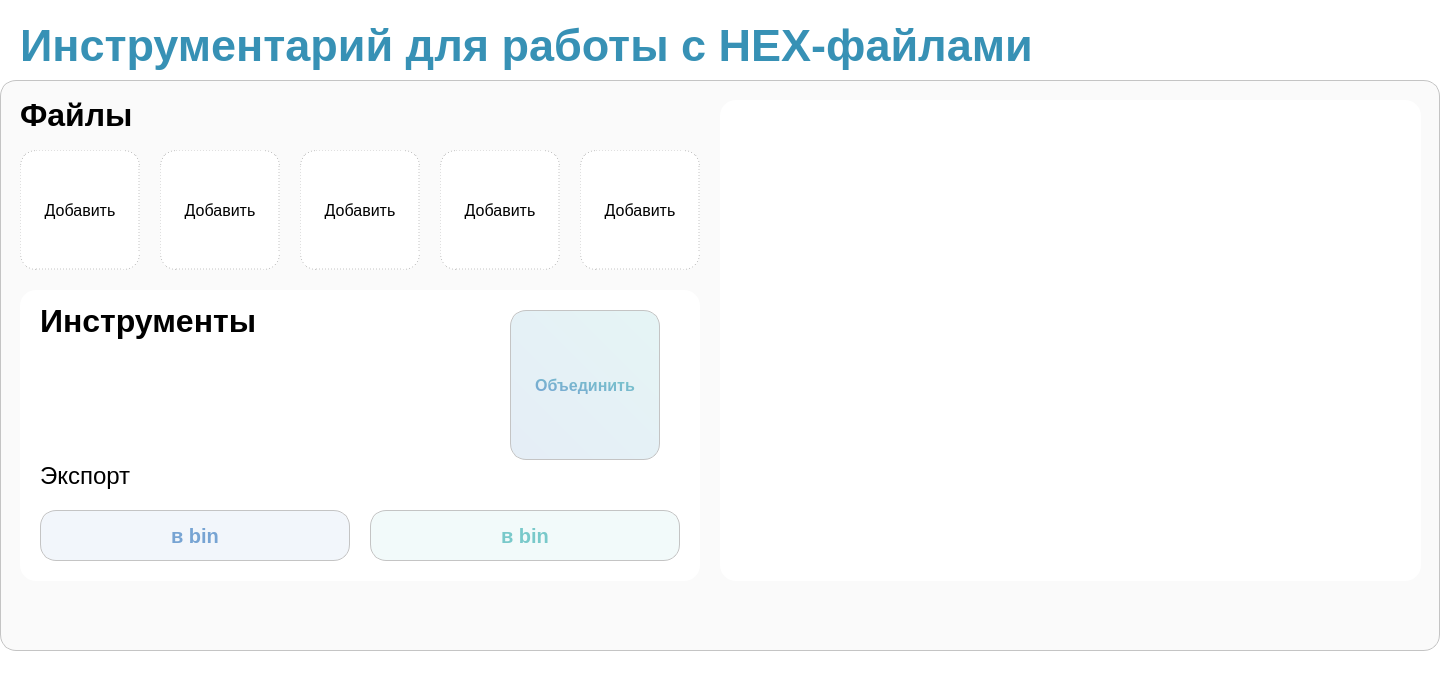
The window that ui/design.ui (stsln/hex_file_tools) describes before a commit, drawn with Qt 5.
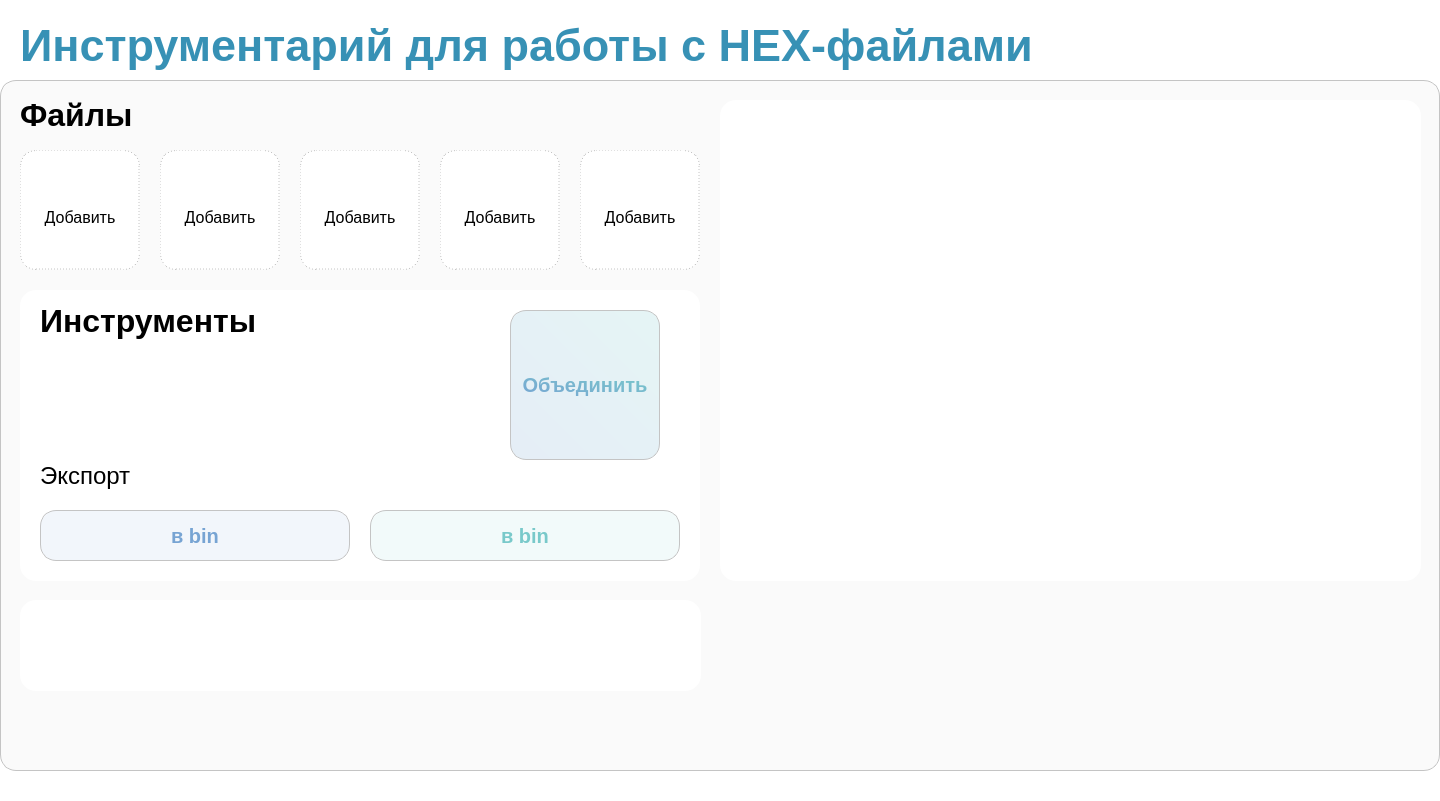
The same window after the commit. Icons and pictures are not drawn.

Commit message: Изучение Qt Designer.

What changed in the file:
```diff
--- a/ui/design.ui
+++ b/ui/design.ui
@@ -7,7 +7,7 @@
     <x>0</x>
     <y>0</y>
     <width>1440</width>
-    <height>700</height>
+    <height>801</height>
    </rect>
   </property>
   <property name="minimumSize">
@@ -25,6 +25,9 @@
   <property name="windowTitle">
    <string>HEX files tools</string>
   </property>
+  <property name="toolButtonStyle">
+   <enum>Qt::ToolButtonTextUnderIcon</enum>
+  </property>
   <widget class="QWidget" name="centralwidget">
    <property name="minimumSize">
     <size>
@@ -47,7 +50,7 @@
       <x>0</x>
       <y>80</y>
       <width>1440</width>
-      <height>571</height>
+      <height>691</height>
      </rect>
     </property>
     <property name="styleSheet">
@@ -235,9 +238,10 @@
       <property name="styleSheet">
        <string notr="true">QToolButton
 {
+	padding: 0;
 	font-family: 'Inter';
 	font-weight: 600;
-	font-size: 16px;
+	font-size: 20px;
 	color: qlineargradient(spread:pad, x1:0, y1:1, x2:1, y2:0, stop:0 rgba(119, 164, 211, 255), stop:1 rgba(121, 201, 202, 255));
 	background-color: qlineargradient(spread:pad, x1:0, y1:1, x2:1, y2:0, stop:0 rgba(119, 164, 211, 49), stop:1 rgba(121, 201, 202, 49));
 	border: 1px solid #C4C4C4;
@@ -264,19 +268,31 @@
       </property>
       <property name="iconSize">
        <size>
-        <width>80</width>
-        <height>80</height>
+        <width>100</width>
+        <height>100</height>
        </size>
       </property>
       <property name="checkable">
        <bool>false</bool>
       </property>
+      <property name="checked">
+       <bool>false</bool>
+      </property>
       <property name="autoRepeat">
        <bool>false</bool>
       </property>
       <property name="autoExclusive">
        <bool>false</bool>
       </property>
+      <property name="autoRepeatInterval">
+       <number>100</number>
+      </property>
+      <property name="popupMode">
+       <enum>QToolButton::DelayedPopup</enum>
+      </property>
+      <property name="toolButtonStyle">
+       <enum>Qt::ToolButtonTextUnderIcon</enum>
+      </property>
      </widget>
     </widget>
     <widget class="QFrame" name="files">
@@ -307,6 +323,7 @@
 
 QToolButton
 {
+	padding: 10 0 -5 0;
 	font-family: 'Inter';
 	font-weight: 400;
 	font-size: 16px;
@@ -366,12 +383,25 @@
       <property name="text">
        <string>Добавить</string>
       </property>
+      <property name="icon">
+       <iconset>
+        <normaloff>file_off.svg</normaloff>file_off.svg</iconset>
+      </property>
+      <property name="iconSize">
+       <size>
+        <width>60</width>
+        <height>60</height>
+       </size>
+      </property>
       <property name="checkable">
        <bool>false</bool>
       </property>
       <property name="checked">
        <bool>false</bool>
       </property>
+      <property name="toolButtonStyle">
+       <enum>Qt::ToolButtonTextUnderIcon</enum>
+      </property>
      </widget>
      <widget class="QToolButton" name="btn_files_2">
       <property name="geometry">
@@ -476,6 +506,29 @@
       <enum>QFrame::Raised</enum>
      </property>
     </widget>
+    <widget class="QFrame" name="mes">
+     <property name="geometry">
+      <rect>
+       <x>20</x>
+       <y>520</y>
+       <width>681</width>
+       <height>91</height>
+      </rect>
+     </property>
+     <property name="styleSheet">
+      <string notr="true">QFrame
+{
+	background-color: rgb(255, 255, 255);
+	border: 0;
+}</string>
+     </property>
+     <property name="frameShape">
+      <enum>QFrame::StyledPanel</enum>
+     </property>
+     <property name="frameShadow">
+      <enum>QFrame::Raised</enum>
+     </property>
+    </widget>
    </widget>
    <widget class="QLabel" name="name_prj">
     <property name="geometry">
```
Left out of the diff: 9 changed lines with no effect on the pictures.
